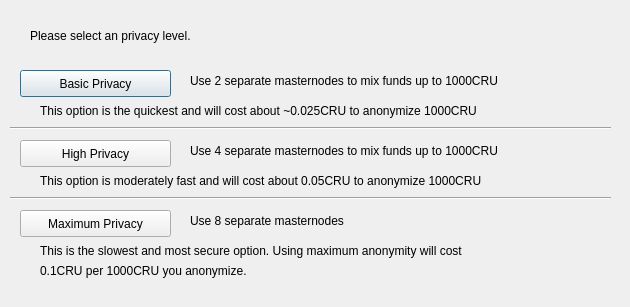
This is src/qt/forms/darksendconfig.ui in adm2018/curium as Qt 5 draws it before an edit. The edited form follows.
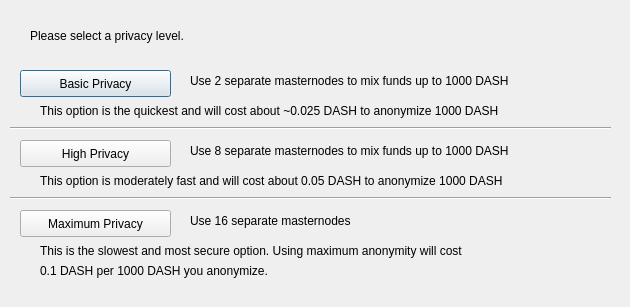
This is the edited form.

What changed in the file:
```diff
--- a/src/qt/forms/darksendconfig.ui
+++ b/src/qt/forms/darksendconfig.ui
@@ -62,7 +62,7 @@
     </rect>
    </property>
    <property name="text">
-    <string>Please select an privacy level. </string>
+    <string>Please select a privacy level.</string>
    </property>
   </widget>
   <widget class="QLabel" name="label_2">
@@ -75,7 +75,7 @@
     </rect>
    </property>
    <property name="text">
-    <string>Use 2 separate masternodes to mix funds up to 1000CRU</string>
+    <string>Use 2 separate masternodes to mix funds up to 1000 DASH</string>
    </property>
   </widget>
   <widget class="QLabel" name="label_3">
@@ -88,7 +88,7 @@
     </rect>
    </property>
    <property name="text">
-    <string>Use 4 separate masternodes to mix funds up to 1000CRU</string>
+    <string>Use 8 separate masternodes to mix funds up to 1000 DASH</string>
    </property>
   </widget>
   <widget class="QLabel" name="label_4">
@@ -101,7 +101,7 @@
     </rect>
    </property>
    <property name="text">
-    <string>Use 8 separate masternodes</string>
+    <string>Use 16 separate masternodes</string>
    </property>
   </widget>
   <widget class="QLabel" name="label_6">
@@ -114,7 +114,7 @@
     </rect>
    </property>
    <property name="text">
-    <string>This option is the quickest and will cost about ~0.025CRU to anonymize 1000CRU</string>
+    <string>This option is the quickest and will cost about ~0.025 DASH to anonymize 1000 DASH</string>
    </property>
   </widget>
   <widget class="QLabel" name="label_7">
@@ -127,7 +127,7 @@
     </rect>
    </property>
    <property name="text">
-    <string>This option is moderately fast and will cost about 0.05CRU to anonymize 1000CRU</string>
+    <string>This option is moderately fast and will cost about 0.05 DASH to anonymize 1000 DASH</string>
    </property>
   </widget>
   <widget class="QLabel" name="label_8">
@@ -153,7 +153,7 @@
     </rect>
    </property>
    <property name="text">
-    <string>0.1CRU per 1000CRU you anonymize.</string>
+    <string>0.1 DASH per 1000 DASH you anonymize.</string>
    </property>
   </widget>
   <widget class="Line" name="line">
```
Left out of the diff: 2 changed lines with no effect on the pictures.
